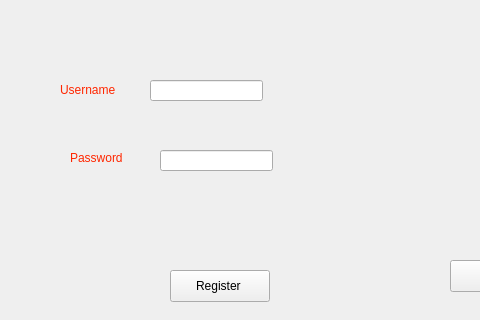
First picture: the form in CinemaProject/loginwindow.ui, repository Zab-17/Assignment-1-, before the edit; both pictures show x 0 to 480 and y 0 to 320 of the 800 by 600 pixel window.
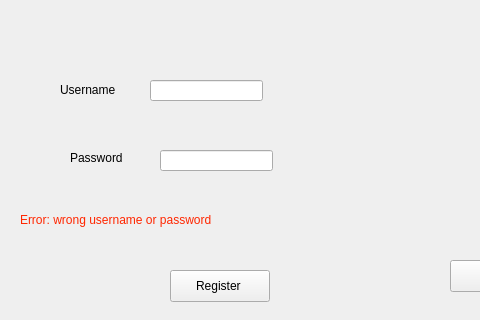
Second picture: the form after the edit.

Commit message: Setting the visibility oferror label to false

What changed in the file:
```diff
--- a/CinemaProject/loginwindow.ui
+++ b/CinemaProject/loginwindow.ui
@@ -50,7 +50,7 @@
      </rect>
     </property>
     <property name="text">
-     <string>&lt;html&gt;&lt;head/&gt;&lt;body&gt;&lt;p&gt;&lt;span style=&quot; color:#ff2600;&quot;&gt;Username &lt;/span&gt;&lt;/p&gt;&lt;/body&gt;&lt;/html&gt;</string>
+     <string>&lt;html&gt;&lt;head/&gt;&lt;body&gt;&lt;p&gt;&lt;span style=&quot; color:#000000;&quot;&gt;Username &lt;/span&gt;&lt;/p&gt;&lt;/body&gt;&lt;/html&gt;</string>
     </property>
    </widget>
    <widget class="QLineEdit" name="lineEdit_name">
@@ -73,7 +73,7 @@
      </rect>
     </property>
     <property name="text">
-     <string>&lt;html&gt;&lt;head/&gt;&lt;body&gt;&lt;p&gt;&lt;span style=&quot; color:#ff2600;&quot;&gt;Password &lt;/span&gt;&lt;/p&gt;&lt;/body&gt;&lt;/html&gt;</string>
+     <string>&lt;html&gt;&lt;head/&gt;&lt;body&gt;&lt;p&gt;&lt;span style=&quot; color:#000000;&quot;&gt;Password &lt;/span&gt;&lt;/p&gt;&lt;/body&gt;&lt;/html&gt;</string>
     </property>
    </widget>
    <widget class="QLineEdit" name="lineEdit_password">
@@ -89,6 +89,19 @@
      <enum>QLineEdit::Password</enum>
     </property>
    </widget>
+   <widget class="QLabel" name="label_error">
+    <property name="geometry">
+     <rect>
+      <x>20</x>
+      <y>210</y>
+      <width>211</width>
+      <height>20</height>
+     </rect>
+    </property>
+    <property name="text">
+     <string>&lt;html&gt;&lt;head/&gt;&lt;body&gt;&lt;p&gt;&lt;span style=&quot; color:#ff2600;&quot;&gt;Error: wrong username or password &lt;/span&gt;&lt;/p&gt;&lt;/body&gt;&lt;/html&gt;</string>
+    </property>
+   </widget>
   </widget>
   <widget class="QMenuBar" name="menubar">
    <property name="geometry">
```
The commit also changes 4 other files.
